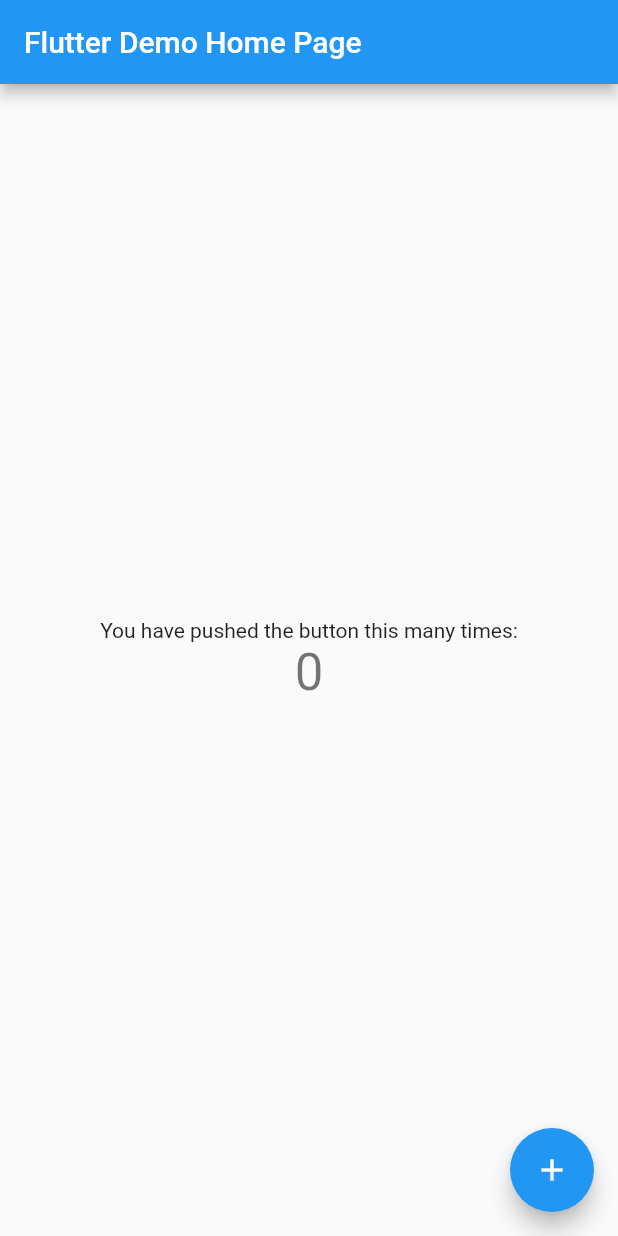
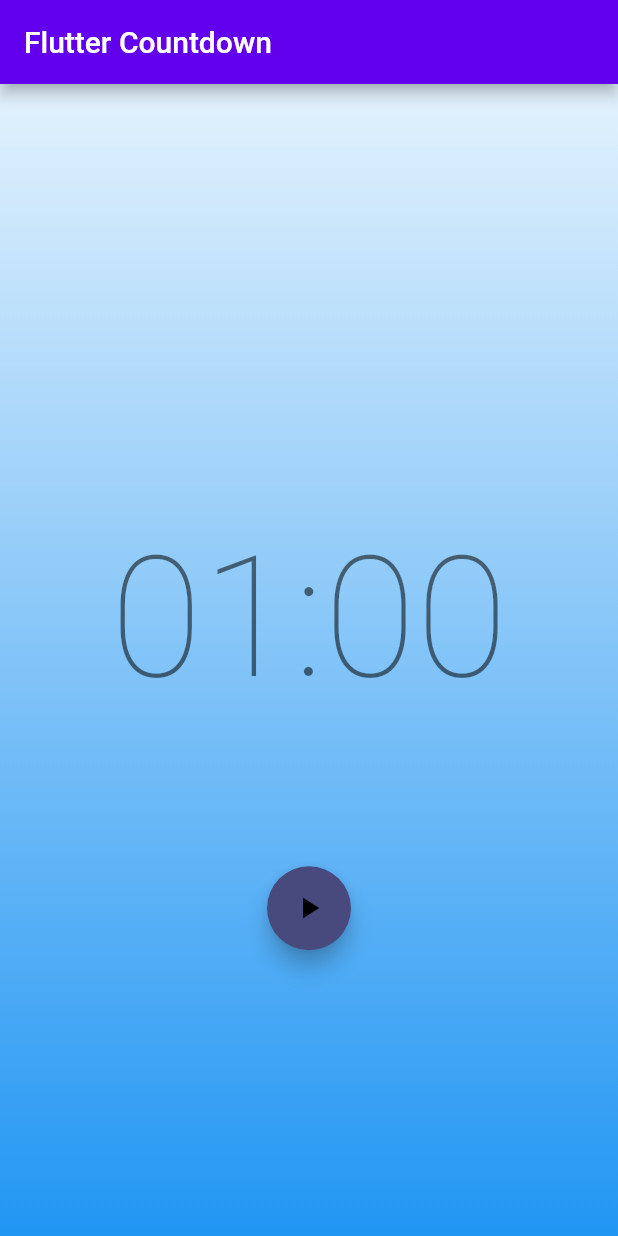
Before and after one commit to MedinaVla/countdown_timer, a Flutter app: the screen it shows after launch, on a phone screen of 412 x 824 dp. Run offline on Flutter 3.47's test engine with Material 2 defaults, Android fonts, the phone set to English and light mode, and no system bars; our stand-ins replace bloc, equatable, flutter_bloc.

Commit message:
finish project

```diff
--- a/lib/main.dart
+++ b/lib/main.dart
@@ -1,115 +1,7 @@
 import 'package:flutter/material.dart';
 
-void main() {
-  runApp(const MyApp());
-}
+import 'src/app.dart';
 
-class MyApp extends StatelessWidget {
-  const MyApp({Key? key}) : super(key: key);
-
-  // This widget is the root of your application.
-  @override
-  Widget build(BuildContext context) {
-    return MaterialApp(
-      title: 'Flutter Demo',
-      theme: ThemeData(
-        // This is the theme of your application.
-        //
-        // Try running your application with "flutter run". You'll see the
-        // application has a blue toolbar. Then, without quitting the app, try
-        // changing the primarySwatch below to Colors.green and then invoke
-        // "hot reload" (press "r" in the console where you ran "flutter run",
-        // or simply save your changes to "hot reload" in a Flutter IDE).
-        // Notice that the counter didn't reset back to zero; the application
-        // is not restarted.
-        primarySwatch: Colors.blue,
-      ),
-      home: const MyHomePage(title: 'Flutter Demo Home Page'),
+void main() => runApp(
+      const CountDownTimer(),
     );
-  }
-}
-
-class MyHomePage extends StatefulWidget {
-  const MyHomePage({Key? key, required this.title}) : super(key: key);
-
-  // This widget is the home page of your application. It is stateful, meaning
-  // that it has a State object (defined below) that contains fields that affect
-  // how it looks.
-
-  // This class is the configuration for the state. It holds the values (in this
-  // case the title) provided by the parent (in this case the App widget) and
-  // used by the build method of the State. Fields in a Widget subclass are
-  // always marked "final".
-
-  final String title;
-
-  @override
-  State<MyHomePage> createState() => _MyHomePageState();
-}
-
-class _MyHomePageState extends State<MyHomePage> {
-  int _counter = 0;
-
-  void _incrementCounter() {
-    setState(() {
-      // This call to setState tells the Flutter framework that something has
-      // changed in this State, which causes it to rerun the build method below
-      // so that the display can reflect the updated values. If we changed
-      // _counter without calling setState(), then the build method would not be
-      // called again, and so nothing would appear to happen.
-      _counter++;
-    });
-  }
-
-  @override
-  Widget build(BuildContext context) {
-    // This method is rerun every time setState is called, for instance as done
-    // by the _incrementCounter method above.
-    //
-    // The Flutter framework has been optimized to make rerunning build methods
-    // fast, so that you can just rebuild anything that needs updating rather
-    // than having to individually change instances of widgets.
-    return Scaffold(
-      appBar: AppBar(
-        // Here we take the value from the MyHomePage object that was created by
-        // the App.build method, and use it to set our appbar title.
-        title: Text(widget.title),
-      ),
-      body: Center(
-        // Center is a layout widget. It takes a single child and positions it
-        // in the middle of the parent.
-        child: Column(
-          // Column is also a layout widget. It takes a list of children and
-          // arranges them vertically. By default, it sizes itself to fit its
-          // children horizontally, and tries to be as tall as its parent.
-          //
-          // Invoke "debug painting" (press "p" in the console, choose the
-          // "Toggle Debug Paint" action from the Flutter Inspector in Android
-          // Studio, or the "Toggle Debug Paint" command in Visual Studio Code)
-          // to see the wireframe for each widget.
-          //
-          // Column has various properties to control how it sizes itself and
-          // how it positions its children. Here we use mainAxisAlignment to
-          // center the children vertically; the main axis here is the vertical
-          // axis because Columns are vertical (the cross axis would be
-          // horizontal).
-          mainAxisAlignment: MainAxisAlignment.center,
-          children: <Widget>[
-            const Text(
-              'You have pushed the button this many times:',
-            ),
-            Text(
-              '$_counter',
-              style: Theme.of(context).textTheme.headline4,
-            ),
-          ],
-        ),
-      ),
-      floatingActionButton: FloatingActionButton(
-        onPressed: _incrementCounter,
-        tooltip: 'Increment',
-        child: const Icon(Icons.add),
-      ), // This trailing comma makes auto-formatting nicer for build methods.
-    );
-  }
-}
--- /dev/null
+++ b/lib/src/app.dart
@@ -0,0 +1,21 @@
+import 'package:flutter/material.dart';
+
+import 'presentation/presentation.dart';
+
+class CountDownTimer extends StatelessWidget {
+  const CountDownTimer({Key? key}) : super(key: key);
+
+  @override
+  Widget build(BuildContext context) {
+    return MaterialApp(
+      title: 'Flutter Countdown',
+      theme: ThemeData(
+        primaryColor: const Color.fromARGB(109, 234, 255, 1),
+        colorScheme: const ColorScheme.light(
+          secondary: Color.fromRGBO(72, 74, 126, 1),
+        ),
+      ),
+      home: const CountdownPage(),
+    );
+  }
+}
--- /dev/null
+++ b/lib/src/logic/bloc/countdown_bloc.dart
@@ -0,0 +1,65 @@
+import 'dart:async';
+
+import 'package:bloc/bloc.dart';
+import 'package:equatable/equatable.dart';
+
+import '../ticker.dart';
+
+part 'countdown_event.dart';
+part 'countdown_state.dart';
+
+class CountdownBloc extends Bloc<CountdownEvent, CountdownState> {
+  final Ticker _ticker;
+  static const int _duration = 60;
+  StreamSubscription<int>? _tickerSubscription;
+  CountdownBloc({
+    required Ticker ticker,
+  })  : _ticker = ticker,
+        super(const CountdownInitial(_duration)) {
+    on<CountdownStarted>(_onStarted);
+    on<CountdownPaused>(_onPaused);
+    on<CountdownResumed>(_onResumed);
+    on<CountdownReset>(_onReset);
+    on<CountdownTicked>(_onTicked);
+  }
+  @override
+  Future<void> close() {
+    _tickerSubscription?.cancel();
+    return super.close();
+  }
+
+  void _onStarted(CountdownStarted event, Emitter<CountdownState> emit) {
+    emit(CountdownRunInProgress(event.duration));
+    _tickerSubscription?.cancel();
+    _tickerSubscription = _ticker
+        .tick(ticks: event.duration)
+        .listen((duration) => add(CountdownTicked(duration: duration)));
+  }
+
+  void _onPaused(CountdownPaused event, Emitter<CountdownState> emit) {
+    if (state is CountdownRunInProgress) {
+      _tickerSubscription?.pause();
+      emit(CountdownRunPause(state.duration));
+    }
+  }
+
+  void _onResumed(CountdownResumed resume, Emitter<CountdownState> emit) {
+    if (state is CountdownRunPause) {
+      _tickerSubscription?.resume();
+      emit(CountdownRunInProgress(state.duration));
+    }
+  }
+
+  void _onReset(CountdownReset event, Emitter<CountdownState> emit) {
+    _tickerSubscription?.cancel();
+    emit(const CountdownInitial(_duration));
+  }
+
+  void _onTicked(CountdownTicked event, Emitter<CountdownState> emit) {
+    emit(
+      event.duration > 0
+          ? CountdownRunInProgress(event.duration)
+          : const CountdownRunComplete(),
+    );
+  }
+}
--- /dev/null
+++ b/lib/src/logic/bloc/countdown_event.dart
@@ -0,0 +1,33 @@
+part of 'countdown_bloc.dart';
+
+abstract class CountdownEvent extends Equatable {
+  const CountdownEvent();
+
+  @override
+  List<Object> get props => [];
+}
+
+class CountdownStarted extends CountdownEvent {
+  const CountdownStarted({required this.duration});
+  final int duration;
+}
+
+class CountdownPaused extends CountdownEvent {
+  const CountdownPaused();
+}
+
+class CountdownResumed extends CountdownEvent {
+  const CountdownResumed();
+}
+
+class CountdownReset extends CountdownEvent {
+  const CountdownReset();
+}
+
+class CountdownTicked extends CountdownEvent {
+  const CountdownTicked({required this.duration});
+  final int duration;
+
+  @override
+  List<Object> get props => [duration];
+}
--- /dev/null
+++ b/lib/src/logic/bloc/countdown_state.dart
@@ -0,0 +1,33 @@
+part of 'countdown_bloc.dart';
+
+abstract class CountdownState extends Equatable {
+  const CountdownState(
+    this.duration,
+  );
+  final int duration;
+
+  @override
+  List<Object> get props => [duration];
+}
+
+class CountdownInitial extends CountdownState {
+  const CountdownInitial(int duration) : super(duration);
+  @override
+  String toString() => 'CountdownInitial { duration: $duration}';
+}
+
+class CountdownRunPause extends CountdownState {
+  const CountdownRunPause(int duration) : super(duration);
+  @override
+  String toString() => 'CountdownRunPause { duration: $duration}';
+}
+
+class CountdownRunInProgress extends CountdownState {
+  const CountdownRunInProgress(int duration) : super(duration);
+  @override
+  String toString() => 'CountdownRunPause { duration: $duration}';
+}
+
+class CountdownRunComplete extends CountdownState {
+  const CountdownRunComplete() : super(0);
+}
--- /dev/null
+++ b/lib/src/logic/ticker.dart
@@ -0,0 +1,7 @@
+class Ticker {
+  const Ticker();
+  Stream<int> tick({required int ticks}) {
+    return Stream.periodic(const Duration(seconds: 1), (x) => ticks - x - 1)
+        .take(ticks);
+  }
+}
--- /dev/null
+++ b/lib/src/presentation/countdown_page.dart
@@ -0,0 +1,20 @@
+import 'package:countdown_timer/src/logic/bloc/countdown_bloc.dart';
+import 'package:countdown_timer/src/logic/ticker.dart';
+import 'package:flutter/material.dart';
+import 'package:flutter_bloc/flutter_bloc.dart';
+
+import 'countdown_view.dart';
+
+class CountdownPage extends StatelessWidget {
+  const CountdownPage({Key? key}) : super(key: key);
+
+  @override
+  Widget build(BuildContext context) {
+    return BlocProvider<CountdownBloc>(
+      create: (_) => CountdownBloc(
+        ticker: const Ticker(),
+      ),
+      child: const CountdownView(),
+    );
+  }
+}
--- /dev/null
+++ b/lib/src/presentation/countdown_view.dart
@@ -0,0 +1,34 @@
+import 'package:flutter/material.dart';
+
+import 'widgets/widgets.dart';
+
+class CountdownView extends StatelessWidget {
+  const CountdownView({Key? key}) : super(key: key);
+
+  @override
+  Widget build(BuildContext context) {
+    return Scaffold(
+      appBar: AppBar(
+        title: const Text('Flutter Countdown'),
+      ),
+      body: Stack(
+        children: [
+          const BackgroundColor(),
+          Column(
+            mainAxisAlignment: MainAxisAlignment.center,
+            crossAxisAlignment: CrossAxisAlignment.center,
+            children: const [
+              Padding(
+                padding: EdgeInsets.symmetric(vertical: 100.0),
+                child: Center(
+                  child: CountdownText(),
+                ),
+              ),
+              ActionsButtons(),
+            ],
+          )
+        ],
+      ),
+    );
+  }
+}
--- /dev/null
+++ b/lib/src/presentation/presentation.dart
@@ -0,0 +1,2 @@
+export 'countdown_page.dart';
+export 'countdown_view.dart';
--- /dev/null
+++ b/lib/src/presentation/widgets/actions_buttons.dart
@@ -0,0 +1,63 @@
+import 'package:countdown_timer/src/logic/bloc/countdown_bloc.dart';
+import 'package:flutter/material.dart';
+import 'package:flutter_bloc/flutter_bloc.dart';
+
+class ActionsButtons extends StatelessWidget {
+  const ActionsButtons({Key? key}) : super(key: key);
+  @override
+  Widget build(BuildContext context) {
+    return BlocBuilder<CountdownBloc, CountdownState>(
+      buildWhen: (prev, state) => prev.runtimeType != state.runtimeType,
+      builder: (context, state) {
+        return Row(
+          mainAxisAlignment: MainAxisAlignment.spaceEvenly,
+          children: [
+            if (state is CountdownInitial) ...[
+              FloatingActionButton(
+                child: const Icon(Icons.play_arrow),
+                onPressed: () => context
+                    .read<CountdownBloc>()
+                    .add(CountdownStarted(duration: state.duration)),
+              ),
+            ],
+            if (state is CountdownRunInProgress) ...[
+              FloatingActionButton(
+                child: const Icon(Icons.pause),
+                onPressed: () => context.read<CountdownBloc>().add(
+                      const CountdownPaused(),
+                    ),
+              ),
+              FloatingActionButton(
+                child: const Icon(Icons.replay),
+                onPressed: () =>
+                    context.read<CountdownBloc>().add(const CountdownReset()),
+              ),
+            ],
+            if (state is CountdownRunPause) ...[
+              FloatingActionButton(
+                child: const Icon(Icons.play_arrow),
+                onPressed: () => context.read<CountdownBloc>().add(
+                      const CountdownResumed(),
+                    ),
+              ),
+              FloatingActionButton(
+                child: const Icon(Icons.replay),
+                onPressed: () => context.read<CountdownBloc>().add(
+                      const CountdownReset(),
+                    ),
+              ),
+            ],
+            if (state is CountdownRunComplete) ...[
+              FloatingActionButton(
+                child: const Icon(Icons.replay),
+                onPressed: () => context.read<CountdownBloc>().add(
+                      const CountdownReset(),
+                    ),
+              ),
+            ]
+          ],
+        );
+      },
+    );
+  }
+}
--- /dev/null
+++ b/lib/src/presentation/widgets/background_color.dart
@@ -0,0 +1,20 @@
+import 'package:flutter/material.dart';
+
+class BackgroundColor extends StatelessWidget {
+  const BackgroundColor({Key? key}) : super(key: key);
+  @override
+  Widget build(BuildContext context) {
+    return Container(
+      decoration: BoxDecoration(
+        gradient: LinearGradient(
+          begin: Alignment.topCenter,
+          end: Alignment.bottomCenter,
+          colors: [
+            Colors.blue.shade50,
+            Colors.blue.shade500,
+          ],
+        ),
+      ),
+    );
+  }
+}
--- /dev/null
+++ b/lib/src/presentation/widgets/countdown_text.dart
@@ -0,0 +1,20 @@
+import 'package:flutter/material.dart';
+import 'package:flutter_bloc/flutter_bloc.dart';
+
+import '../../logic/bloc/countdown_bloc.dart';
+
+class CountdownText extends StatelessWidget {
+  const CountdownText({Key? key}) : super(key: key);
+  @override
+  Widget build(BuildContext context) {
+    final duration =
+        context.select((CountdownBloc bloc) => bloc.state.duration);
+    final minutesStr =
+        ((duration / 60) % 60).floor().toString().padLeft(2, '0');
+    final secondsStr = (duration % 60).floor().toString().padLeft(2, '0');
+    return Text(
+      '$minutesStr:$secondsStr',
+      style: Theme.of(context).textTheme.headline1,
+    );
+  }
+}
--- /dev/null
+++ b/lib/src/presentation/widgets/widgets.dart
@@ -0,0 +1,3 @@
+export 'actions_buttons.dart';
+export 'countdown_text.dart';
+export 'background_color.dart';
--- a/pubspec.yaml
+++ b/pubspec.yaml
@@ -34,6 +34,8 @@ dependencies:
   # The following adds the Cupertino Icons font to your application.
   # Use with the CupertinoIcons class for iOS style icons.
   cupertino_icons: ^1.0.2
+  flutter_bloc: ^8.0.1
+  equatable: ^2.0.3
 
 dev_dependencies:
   flutter_test:
```
Also changed, not shown: pubspec.lock, 1 other file.
